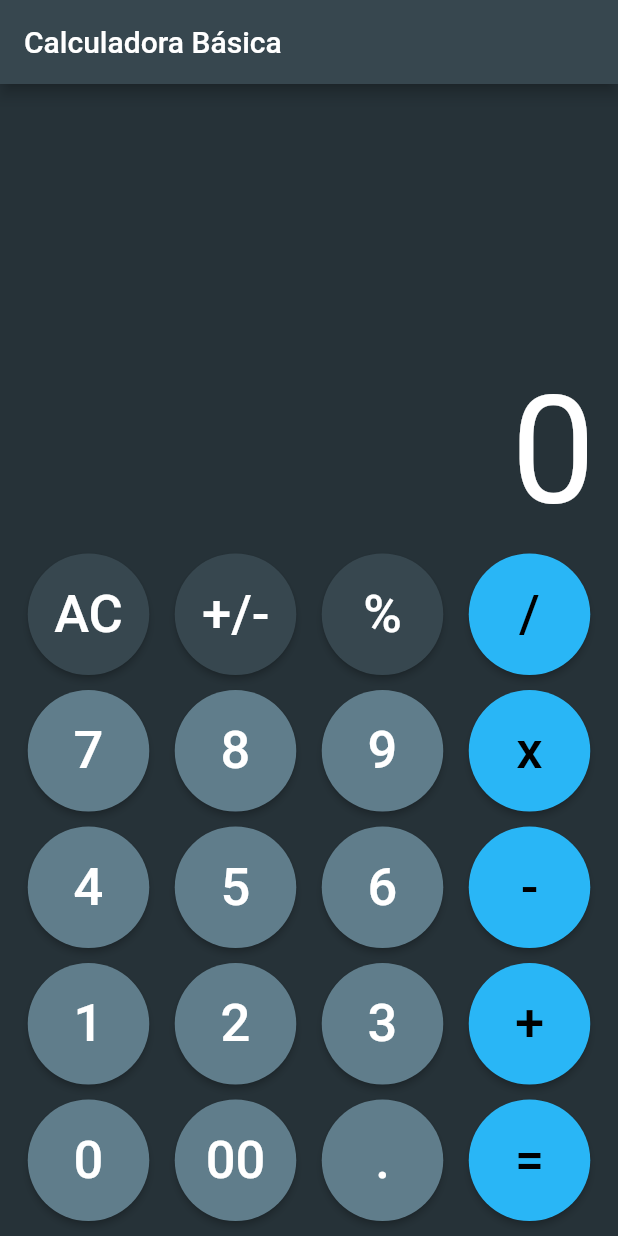
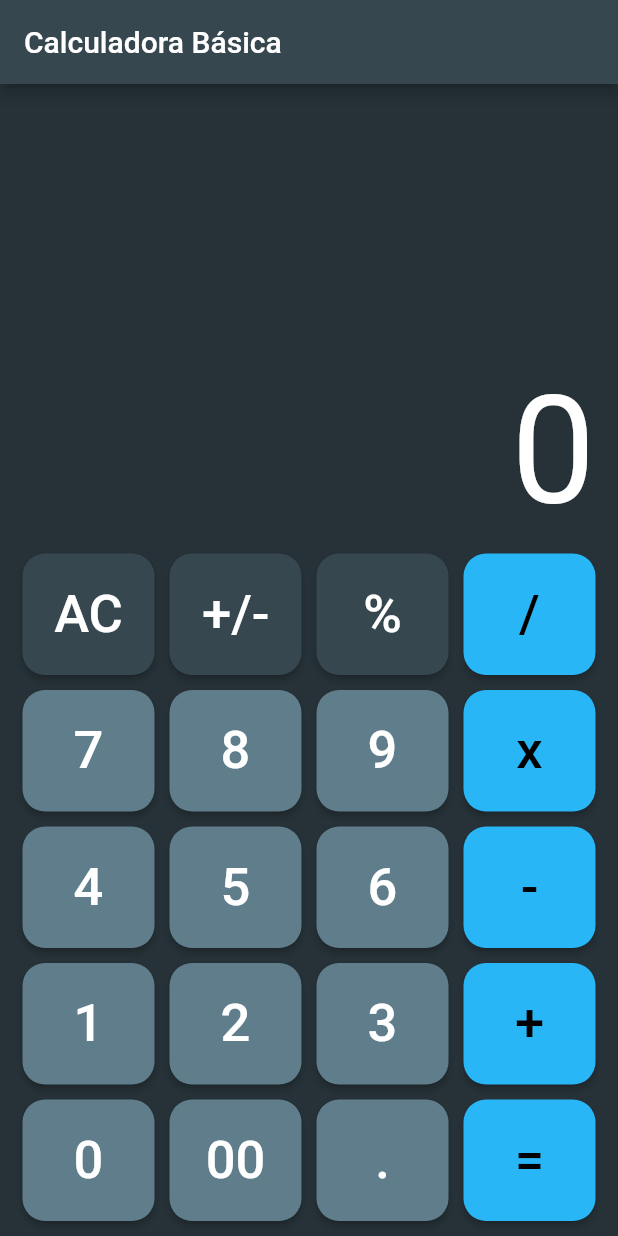
Before and after one commit to GeovaneLA/Prova1, a Flutter app: the screen it shows after launch, on a phone screen of 412 x 824 dp. Run offline on Flutter 3.47's test engine with Material 2 defaults, Android fonts, the phone set to English and light mode, and no system bars.

Commit message:
Mudanças no formato dos botões

```diff
--- a/prova1/lib/main.dart
+++ b/prova1/lib/main.dart
@@ -33,7 +33,7 @@ class _CalculatorState extends State<Calculator> {
             color: txtcolor,
           ),
         ),
-        shape: CircleBorder(),
+        shape: RoundedRectangleBorder(borderRadius: BorderRadius.circular(15)),
         color: btncolor,
         padding: EdgeInsets.all(20),
       ),
```
